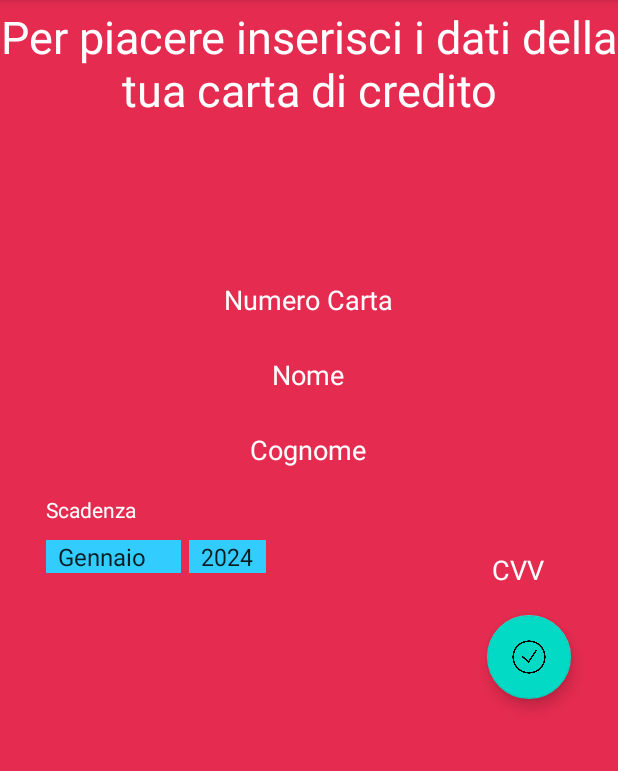
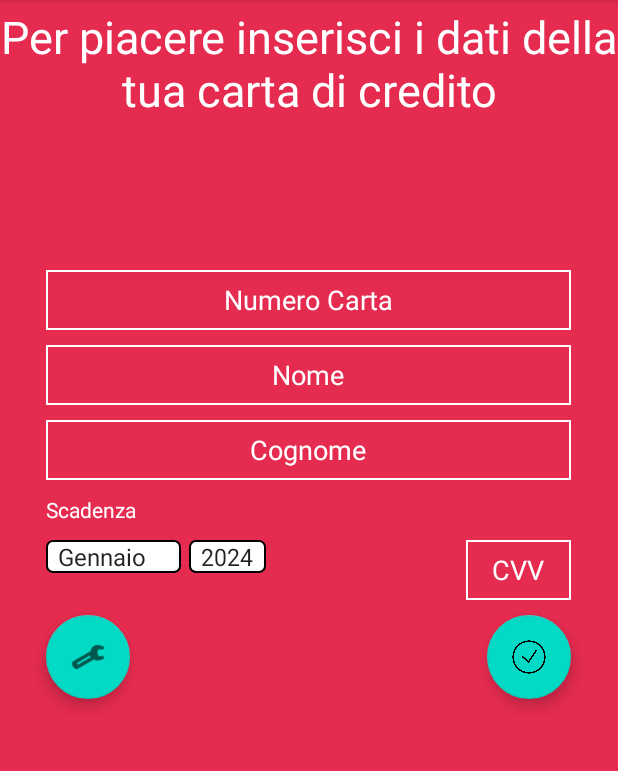
Before and after one commit to giulioborriello/DrinkProject, an Android app: the PagamentoActivity screen opened directly, with no data from a screen before it, on a phone screen of 412 x 824 dp, the part 84-855 px from its top. Run offline under Robolectric (Android 15) with nearby library versions, the phone set to English and light mode, and no system bars; Roboto replaces fonts that are not available here.

Commit message:
sistemata la modalità colori ad alto contrasto, aggiunta icona

```diff
--- a/app/src/main/AndroidManifest.xml
+++ b/app/src/main/AndroidManifest.xml
@@ -9,7 +9,7 @@
         android:allowBackup="true"
         android:dataExtractionRules="@xml/data_extraction_rules"
         android:fullBackupContent="@xml/backup_rules"
-        android:icon="@mipmap/ic_launcher"
+        android:icon="@mipmap/icona_cocktail"
         android:label="@string/app_name"
         android:supportsRtl="true"
         android:theme="@style/Theme.DrinkProject"
--- a/app/src/main/java/com/example/drinkproject/activities/CarrelloActivity.java
+++ b/app/src/main/java/com/example/drinkproject/activities/CarrelloActivity.java
@@ -30,9 +30,10 @@ public class CarrelloActivity extends AppCompatActivity {
     protected void onCreate(Bundle savedInstanceState) {
         super.onCreate(savedInstanceState);
         setContentView(R.layout.activity_carrello);
+
+        recyclerView = findViewById(R.id.recyclerViewOrderSummary);
         myAdapter = new CarrelloAdapter(getApplicationContext(), findViewById(R.id.totalCounter), recyclerView);
 
-        recyclerView = findViewById(R.id.recyclerViewOrderSummary);
     }
 
 
--- a/app/src/main/java/com/example/drinkproject/activities/DrinkActivity.java
+++ b/app/src/main/java/com/example/drinkproject/activities/DrinkActivity.java
@@ -128,6 +128,7 @@ public class DrinkActivity extends AppCompatActivity {
         settaIColori();
     }
 
+
     private void settaIColori() {
         RelativeLayout drinkLayout = findViewById(R.id.drinkLayout);
         if (PreferenceManager.getDefaultSharedPreferences(this).getBoolean(ImpostazioniActivity.CHIAVE_STATO_SWITCH, false)) {
--- a/app/src/main/java/com/example/drinkproject/activities/PagamentoActivity.java
+++ b/app/src/main/java/com/example/drinkproject/activities/PagamentoActivity.java
@@ -23,7 +23,9 @@ public class PagamentoActivity extends AppCompatActivity {
     private Controller controller = Controller.getInstance();
     private EditText numeroCarta, nomeProprietarioCarta, cognomeProprietarioCarta, cvvCarta;
     private Spinner mesiSpinner, anniSpinner;
-    private View pagamentoButton;
+    private View pagamentoButton, impostazioniPulsante;
+    private TextView titoloPagamento;
+
 
     @Override
     protected void onCreate(Bundle savedInstanceState) {
@@ -59,27 +61,61 @@ public class PagamentoActivity extends AppCompatActivity {
         numeroCarta = findViewById(R.id.numeroCarta);
         mesiSpinner = findViewById(R.id.meseScadenza);
         anniSpinner = findViewById(R.id.annoScadenza);
-        pagamentoButton = findViewById(R.id.confermaDati);
+        pagamentoButton = findViewById(R.id.pulsanteConfermaDati);
+        impostazioniPulsante = findViewById(R.id.impostazionePulsantePagamento);
+        titoloPagamento = findViewById(R.id.titoloPagamento);
     }
 
 
+    @SuppressWarnings("deprecation")
     @Override
     protected void onResume() {
         super.onResume();
+        settaIColori();
+        settaIListner();
+    }
+
+    private void settaIColori() {
         RelativeLayout pagamentoLayout = findViewById(R.id.pagamentoLayout);
         if (PreferenceManager.getDefaultSharedPreferences(this).getBoolean(ImpostazioniActivity.CHIAVE_STATO_SWITCH, false)) {
-            settaIColori(pagamentoLayout, android.R.color.white, android.R.color.black);
+            pagamentoLayout.setBackgroundColor(getResources().getColor(R.color.black));
+            cambiaIlColoreDiTutteLeViews(pagamentoLayout, getResources().getColor(android.R.color.white));
+            numeroCarta.setBackground(getResources().getDrawable(R.drawable.rectangle_edit_text_alto_contrasto));
+            nomeProprietarioCarta.setBackground(getResources().getDrawable(R.drawable.rectangle_edit_text_alto_contrasto));
+            cognomeProprietarioCarta.setBackground(getResources().getDrawable(R.drawable.rectangle_edit_text_alto_contrasto));
+            cvvCarta.setBackground(getResources().getDrawable(R.drawable.rectangle_edit_text_alto_contrasto));
+
+            mesiSpinner.setBackground(getResources().getDrawable(R.drawable.rectangle_spinner));
+            anniSpinner.setBackground(getResources().getDrawable(R.drawable.rectangle_spinner));
+
+
         }
         else {
-            settaIColori(pagamentoLayout, R.color.brick_red, android.R.color.white);
+            pagamentoLayout.setBackgroundColor(getResources().getColor(R.color.brick_red));
+            cambiaIlColoreDiTutteLeViews(pagamentoLayout, getResources().getColor(android.R.color.white));
+            numeroCarta.setBackground(getResources().getDrawable(R.drawable.rectangle_edit_text));
+            nomeProprietarioCarta.setBackground(getResources().getDrawable(R.drawable.rectangle_edit_text));
+            cognomeProprietarioCarta.setBackground(getResources().getDrawable(R.drawable.rectangle_edit_text));
+            cvvCarta.setBackground(getResources().getDrawable(R.drawable.rectangle_edit_text));
+            mesiSpinner.setPrompt(getResources().getString(R.string.mesi_spinner));
+            anniSpinner.setPrompt(getResources().getString(R.string.anni_spinner));
+            anniSpinner.setPrompt("Seleziona l'anno");
         }
-
-        settaIListner();
     }
 
 
     private void settaIListner() {
-        View pagamentoButton = findViewById(R.id.confermaDati);
+        View impostazioniPulsante = findViewById(R.id.impostazionePulsantePagamento);
+        impostazioniPulsante.setOnClickListener(new View.OnClickListener() {
+            @Override
+            public void onClick(View v) {
+                Intent intent = new Intent(getApplicationContext(), ImpostazioniActivity.class);
+                startActivity(intent);
+            }
+        });
+
+
+        View pagamentoButton = findViewById(R.id.pulsanteConfermaDati);
         pagamentoButton.setOnClickListener(new View.OnClickListener() {
             final String nome = ((EditText) findViewById(R.id.nomeProprietarioCarta)).getText().toString();
             final String cognome = ((EditText) findViewById(R.id.cognomeProprietarioCarta)).getText().toString();
@@ -101,20 +137,6 @@ public class PagamentoActivity extends AppCompatActivity {
     }
 
 
-    private void settaIColori(RelativeLayout pagamentoLayout, int brick_red, int white) {
-        pagamentoLayout.setBackgroundColor(getResources().getColor(brick_red));
-        cambiaIlColoreDiTutteLeViews(pagamentoLayout, getResources().getColor(white));
-        numeroCarta.setBackgroundColor(getResources().getColor(brick_red));
-        nomeProprietarioCarta.setBackgroundColor(getResources().getColor(brick_red));
-        cognomeProprietarioCarta.setBackgroundColor(getResources().getColor(brick_red));
-        cvvCarta.setBackgroundColor(getResources().getColor(brick_red));
-        numeroCarta.setHintTextColor(getResources().getColor(white));
-        nomeProprietarioCarta.setHintTextColor(getResources().getColor(white));
-        cognomeProprietarioCarta.setHintTextColor(getResources().getColor(white));
-        cvvCarta.setHintTextColor(getResources().getColor(white));
-    }
-
-
     private void cambiaIlColoreDiTutteLeViews(ViewGroup viewGroup, int color) {
         for (int i = 0; i < viewGroup.getChildCount(); i++) {
             View view = viewGroup.getChildAt(i);
--- /dev/null
+++ b/app/src/main/res/drawable/rectangle_edit_text_alto_contrasto.xml
@@ -0,0 +1,6 @@
+<?xml version="1.0" encoding="utf-8"?>
+<shape xmlns:android="http://schemas.android.com/apk/res/android"
+    android:shape="rectangle">
+    <stroke android:width="1dp" android:color="@color/white"/>
+    <solid android:color="@color/black"/>
+</shape>
--- a/app/src/main/res/layout/activity_pagamento.xml
+++ b/app/src/main/res/layout/activity_pagamento.xml
@@ -15,10 +15,9 @@
         android:layout_height="wrap_content"
         android:layout_marginTop="4dp"
         android:fontFamily="@font/calistoga"
-        android:text="Per piacere inserisci i dati della tua carta di credito"
         android:textAlignment="center"
-        android:textColor="@color/white"
         android:textSize="30sp"
+        android:text="@string/titolo_pagamento"
         app:layout_constraintEnd_toEndOf="parent"
         app:layout_constraintHorizontal_bias="0.0"
         app:layout_constraintStart_toStartOf="parent"
@@ -90,7 +89,7 @@
 
 
     <com.google.android.material.floatingactionbutton.FloatingActionButton
-        android:id="@+id/confermaDati"
+        android:id="@+id/pulsanteConfermaDati"
         android:layout_width="wrap_content"
         android:layout_height="wrap_content"
         android:layout_below="@id/cvvCarta"
@@ -107,8 +106,8 @@
         android:layout_below="@id/cognomeProprietarioCarta"
         android:layout_alignStart="@id/numeroCarta"
         android:layout_marginTop="40sp"
-        android:background="@color/sky_blue"
-        android:prompt="@string/select_month"
+        android:background="@drawable/rectangle_spinner"
+        android:prompt="@string/mesi_spinner"
         android:spinnerMode="dropdown" />
 
 
@@ -120,7 +119,8 @@
         android:layout_marginLeft="5sp"
         android:layout_marginTop="40sp"
         android:layout_toEndOf="@id/meseScadenza"
-        android:background="@color/sky_blue"
+        android:prompt="@string/anni_spinner"
+        android:background="@drawable/rectangle_spinner"
         android:spinnerMode="dropdown" />
 
 
@@ -133,4 +133,14 @@
         android:layout_marginTop="10sp"
         android:text="Scadenza"
         android:textColor="@color/white" />
+
+
+    <com.google.android.material.floatingactionbutton.FloatingActionButton
+        android:id="@+id/impostazionePulsantePagamento"
+        android:layout_width="wrap_content"
+        android:layout_height="wrap_content"
+        android:clickable="true"
+        app:srcCompat="@android:drawable/ic_menu_preferences"
+        android:layout_alignTop="@id/pulsanteConfermaDati"
+        android:layout_alignStart="@id/meseScadenza"/>
 </RelativeLayout>
--- a/app/src/main/res/values/strings.xml
+++ b/app/src/main/res/values/strings.xml
@@ -36,6 +36,8 @@
     <string name="cvv">CVV</string>
     <string name="card_expiration">Scadenza carta</string>
     <string name="name">Nome</string>
-    <string name="select_month">Seleziona il mese\n</string>
+    <string name="mesi_spinner">Seleziona il mese\n</string>
+    <string name="anni_spinner">Seleziona l\'anno\n</string>
     <string name="switch_change_modality">Attiva la modalità colori ad alto contrasto</string>
+    <string name="titolo_pagamento">Per piacere inserisci i dati della tua carta di credito</string>
 </resources>
```
Also changed, not shown: app/src/main/java/com/example/drinkproject/activities/RegistrazioneActivity.java (+38 -19 lines), app/src/main/java/com/example/drinkproject/classiDiSupporto/SwipeToDeleteCallback.java (+12 -0 lines), app/src/main/res/layout/activity_registrazione.xml (+7 -7 lines), app/src/main/res/mipmap-hdpi/icona_cocktail.png (added).
